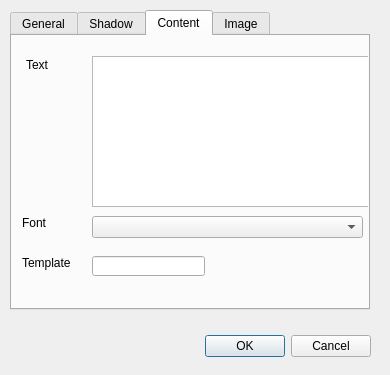
This is src/lgck-builder/dlgdisplay.ui in cfrankb/lgck-src as Qt 5 draws it before an edit. The edited form follows.
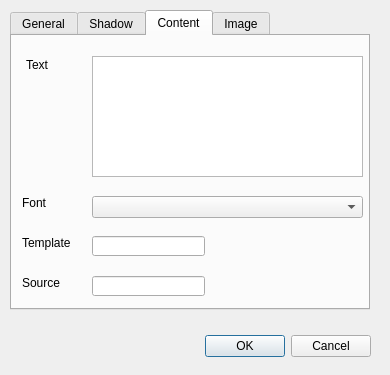
This is the edited form. The open tabs and pages were chosen to show the change. Icons and pictures are not drawn. Custom widgets are drawn as their Qt base class.

```diff
--- a/src/lgck-builder/dlgdisplay.ui
+++ b/src/lgck-builder/dlgdisplay.ui
@@ -578,7 +578,7 @@
      <property name="geometry">
       <rect>
        <x>10</x>
-       <y>217</y>
+       <y>197</y>
        <width>71</width>
        <height>20</height>
       </rect>
@@ -591,7 +591,7 @@
      <property name="geometry">
       <rect>
        <x>80</x>
-       <y>220</y>
+       <y>200</y>
        <width>113</width>
        <height>20</height>
       </rect>
@@ -611,8 +611,8 @@
       <rect>
        <x>80</x>
        <y>20</y>
-       <width>281</width>
-       <height>151</height>
+       <width>271</width>
+       <height>121</height>
       </rect>
      </property>
     </widget>
@@ -620,7 +620,7 @@
      <property name="geometry">
       <rect>
        <x>80</x>
-       <y>180</y>
+       <y>160</y>
        <width>271</width>
        <height>22</height>
       </rect>
@@ -630,7 +630,7 @@
      <property name="geometry">
       <rect>
        <x>10</x>
-       <y>180</y>
+       <y>160</y>
        <width>47</width>
        <height>13</height>
       </rect>
@@ -639,6 +639,38 @@
       <string>Font</string>
      </property>
     </widget>
+    <widget class="QLabel" name="label_18">
+     <property name="geometry">
+      <rect>
+       <x>10</x>
+       <y>237</y>
+       <width>71</width>
+       <height>20</height>
+      </rect>
+     </property>
+     <property name="text">
+      <string>Source</string>
+     </property>
+    </widget>
+    <widget class="QLineEdit" name="eSource">
+     <property name="geometry">
+      <rect>
+       <x>80</x>
+       <y>240</y>
+       <width>113</width>
+       <height>20</height>
+      </rect>
+     </property>
+     <property name="toolTip">
+      <string>Automatic content template for overlays such as TimeLeft, Score and Lives.</string>
+     </property>
+     <property name="whatsThis">
+      <string>Automatic content template for overlays such as TimeLeft, Score and Lives.</string>
+     </property>
+     <property name="text">
+      <string/>
+     </property>
+    </widget>
    </widget>
    <widget class="QWidget" name="tab">
     <attribute name="title">
```
Left out of the diff: 2 changed lines with no effect on the pictures.
